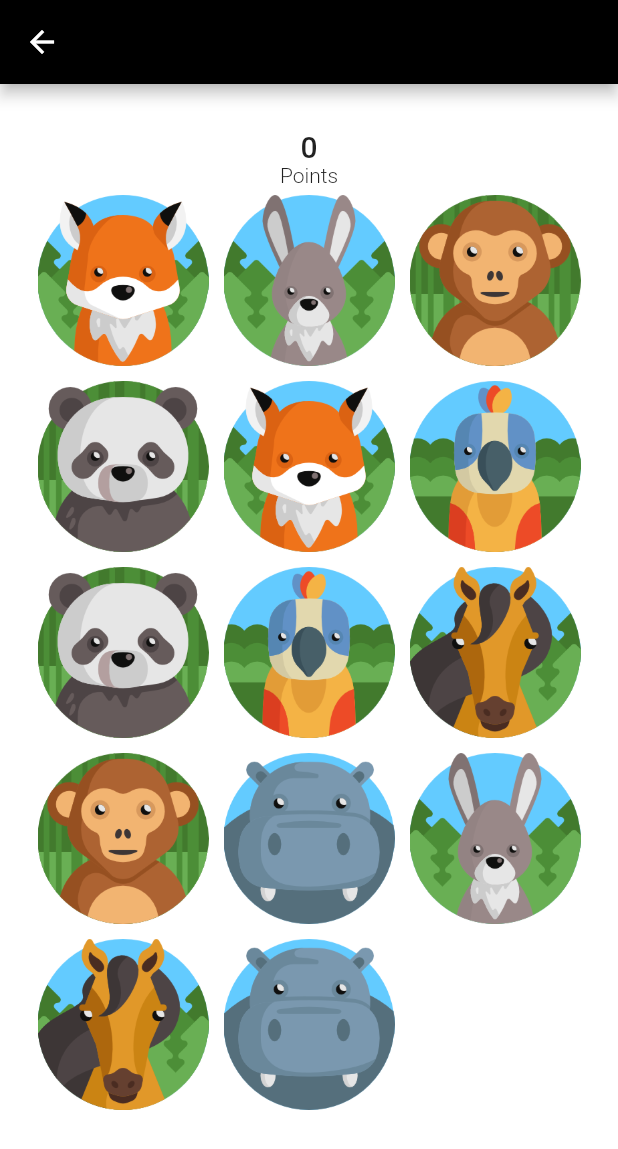
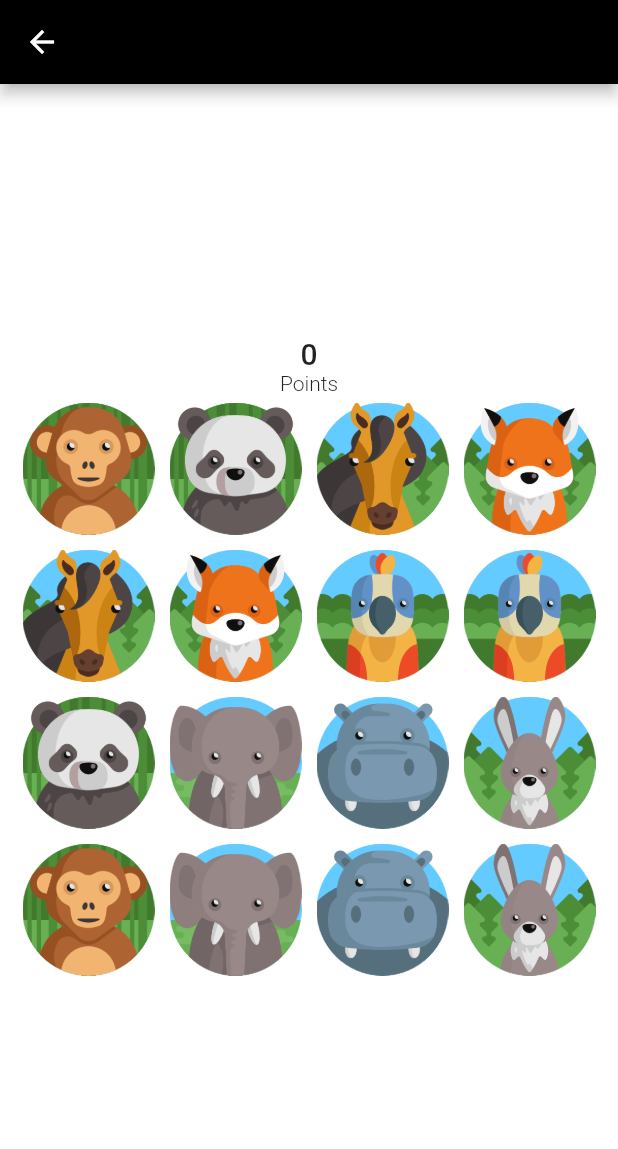
Before and after one commit to DaniilPavlov/MemoryGame, a Flutter app: the screen it shows after launch, after a tap on "Hard", on a phone screen of 412 x 824 dp. Shown: the top 1149 px of the screen. Run offline on Flutter 3.47's test engine with Material 2 defaults, Android fonts, the phone set to English and light mode, and no system bars.

Commit message:
Work with GridView positioning.

```diff
--- a/lib/data/about.dart
+++ b/lib/data/about.dart
@@ -16,7 +16,8 @@ class _AboutState extends State<About> {
           child: Column(children: <Widget>[
             Container(
               alignment: Alignment.center,
-              padding: EdgeInsets.all(20),
+              padding:
+                  EdgeInsets.only(left: 20, right: 20, bottom: 20, top: 10),
               child: Text(
                 "Hello there! This is a game where you need to find a pair for each of the pictures.",
                 style: TextStyle(
@@ -58,7 +59,8 @@ class _AboutState extends State<About> {
               ),
             ),
             Container(
-              padding: EdgeInsets.all(20),
+              padding:
+                  EdgeInsets.only(left: 20, right: 20, top: 20, bottom: 10),
               child: Text(
                 "I hope you will enjoy it!",
                 style: TextStyle(
--- a/lib/data/data.dart
+++ b/lib/data/data.dart
@@ -67,6 +67,13 @@ List<TileModel> getPairs(String gameLevel) {
     pairs.add(tileModel);
     pairs.add(tileModel);
     tileModel = new TileModel();
+
+    //6
+    tileModel.setImageAssetPath("assets/elephant.png");
+    tileModel.setIsSelected(false);
+    pairs.add(tileModel);
+    pairs.add(tileModel);
+    tileModel = new TileModel();
   }
 
   if (gameLevel == "medium") {
@@ -107,6 +114,13 @@ List<TileModel> getPairs(String gameLevel) {
 
     //6
     tileModel.setImageAssetPath("assets/rabbit.png");
+    tileModel.setIsSelected(false);
+    pairs.add(tileModel);
+    pairs.add(tileModel);
+    tileModel = new TileModel();
+
+    //7
+    tileModel.setImageAssetPath("assets/hippo.png");
     tileModel.setIsSelected(false);
     pairs.add(tileModel);
     pairs.add(tileModel);
@@ -162,6 +176,13 @@ List<TileModel> getPairs(String gameLevel) {
     pairs.add(tileModel);
     pairs.add(tileModel);
     tileModel = new TileModel();
+
+    //8
+    tileModel.setImageAssetPath("assets/elephant.png");
+    tileModel.setIsSelected(false);
+    pairs.add(tileModel);
+    pairs.add(tileModel);
+    tileModel = new TileModel();
   }
 
   return pairs;
@@ -174,11 +195,11 @@ List<TileModel> getQuestionPairs(String gameLevel) {
 
   int noOfQuestion;
   if (gameLevel == "easy") {
-    noOfQuestion = 5;
+    noOfQuestion = 6;
   } else if (gameLevel == "medium") {
-    noOfQuestion = 6;
+    noOfQuestion = 7;
   } else if (gameLevel == "hard") {
-    noOfQuestion = 7;
+    noOfQuestion = 8;
   }
 
   for (int i = 0; i < noOfQuestion * 2; i++) {
--- a/lib/data/game.dart
+++ b/lib/data/game.dart
@@ -27,13 +27,13 @@ class _GameState extends State<Game> {
             backgroundColor: Colors.black,
           ),
           backgroundColor: Colors.white,
-          body: SingleChildScrollView(
-            padding: EdgeInsets.symmetric(horizontal: 20, vertical: 30),
+          body: Center(
+              child: SingleChildScrollView(
+            padding: EdgeInsets.symmetric(horizontal: 10, vertical: 10),
             child: Column(
               children: <Widget>[
                 pairs != noOfQuestion && points > -5
                     ? Column(
-                        crossAxisAlignment: CrossAxisAlignment.center,
                         children: <Widget>[
                           Text(
                             "$points",
@@ -51,9 +51,8 @@ class _GameState extends State<Game> {
                             physics: new NeverScrollableScrollPhysics(),
                             primary: true,
                             gridDelegate:
-                                SliverGridDelegateWithMaxCrossAxisExtent(
-                                    mainAxisSpacing: 0.0,
-                                    maxCrossAxisExtent: 125),
+                                SliverGridDelegateWithFixedCrossAxisCount(
+                                    crossAxisCount: 4, childAspectRatio: 1),
                             children:
                                 List.generate(gridViewTiles.length, (index) {
                               if (letsPlay) {
@@ -73,7 +72,7 @@ class _GameState extends State<Game> {
                         ? Center(
                             child: Column(children: <Widget>[
                             Container(
-                              padding: EdgeInsets.only(top: 20),
+                              padding: EdgeInsets.only(top: 10),
                               child: Text(
                                 "$minutes : $seconds : $mills",
                                 style: TextStyle(
@@ -101,7 +100,7 @@ class _GameState extends State<Game> {
                                   fontSize: 14, fontWeight: FontWeight.w300),
                             ),
                             Container(
-                              padding: EdgeInsets.only(top: 50, bottom: 50),
+                              padding: EdgeInsets.only(top: 30, bottom: 30),
                               child: Text(
                                 medal,
                                 style: TextStyle(fontSize: 80),
@@ -180,7 +179,7 @@ class _GameState extends State<Game> {
                           ])),
               ],
             ),
-          ),
+          )),
         ));
   }
 
--- a/lib/main.dart
+++ b/lib/main.dart
@@ -67,7 +67,8 @@ class _HomeState extends State<Home> {
           appBar:
               AppBar(title: Text('Memory Game'), backgroundColor: Colors.black),
           backgroundColor: Colors.white,
-          body: SingleChildScrollView(
+          body: Center(
+              child: SingleChildScrollView(
 //            width: MediaQuery.of(context).size.width,
 //            height: MediaQuery.of(context).size.height,
             child: Column(
@@ -89,7 +90,7 @@ class _HomeState extends State<Home> {
                     onPressed: () {
                       Navigator.pushNamed(context, '/second');
                       gameLevel = "easy";
-                      noOfQuestion = 5;
+                      noOfQuestion = 6;
                       letsPlay = true;
                       reStart();
                     },
@@ -112,7 +113,7 @@ class _HomeState extends State<Home> {
                       Navigator.pushNamed(context, '/second');
                       gameLevel = "medium";
                       letsPlay = true;
-                      noOfQuestion = 6;
+                      noOfQuestion = 7;
                       reStart();
                     },
                     child: Text(
@@ -134,7 +135,7 @@ class _HomeState extends State<Home> {
                       Navigator.pushNamed(context, '/second');
                       gameLevel = "hard";
                       letsPlay = true;
-                      noOfQuestion = 7;
+                      noOfQuestion = 8;
                       reStart();
                     },
                     child: Text(
@@ -166,11 +167,11 @@ class _HomeState extends State<Home> {
                   ),
                 ),
                 SizedBox(
-                  height: 60,
+                  height: 40,
                 ),
               ],
             ),
-          ),
+          )),
           bottomSheet: Container(
             color: Colors.white,
             padding: EdgeInsets.symmetric(vertical: 12),
```
Also changed, not shown: 1 other file.
